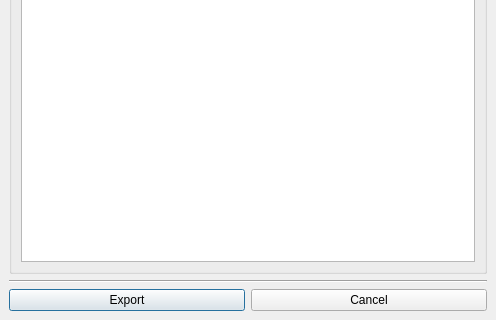
This is UVITool/UVITool_dialog_base.ui in nagyistge/DGConnect as Qt 5 draws it before an edit; both pictures show x 0 to 496 and y 638 to 958 of the 496 by 958 pixel window. The edited form follows.
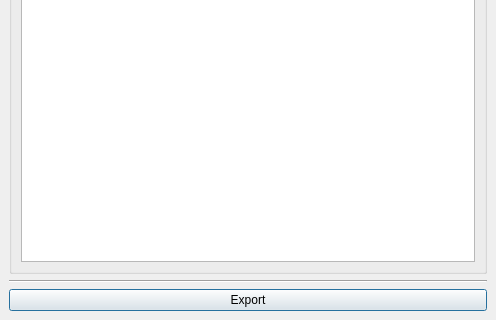
This is the edited form.

What changed in the file:
```diff
--- a/UVITool/UVITool_dialog_base.ui
+++ b/UVITool/UVITool_dialog_base.ui
@@ -170,13 +170,6 @@
           </property>
          </widget>
         </item>
-        <item>
-         <widget class="QPushButton" name="cancel_button">
-          <property name="text">
-           <string>Cancel</string>
-          </property>
-         </widget>
-        </item>
        </layout>
       </item>
      </layout>
```
